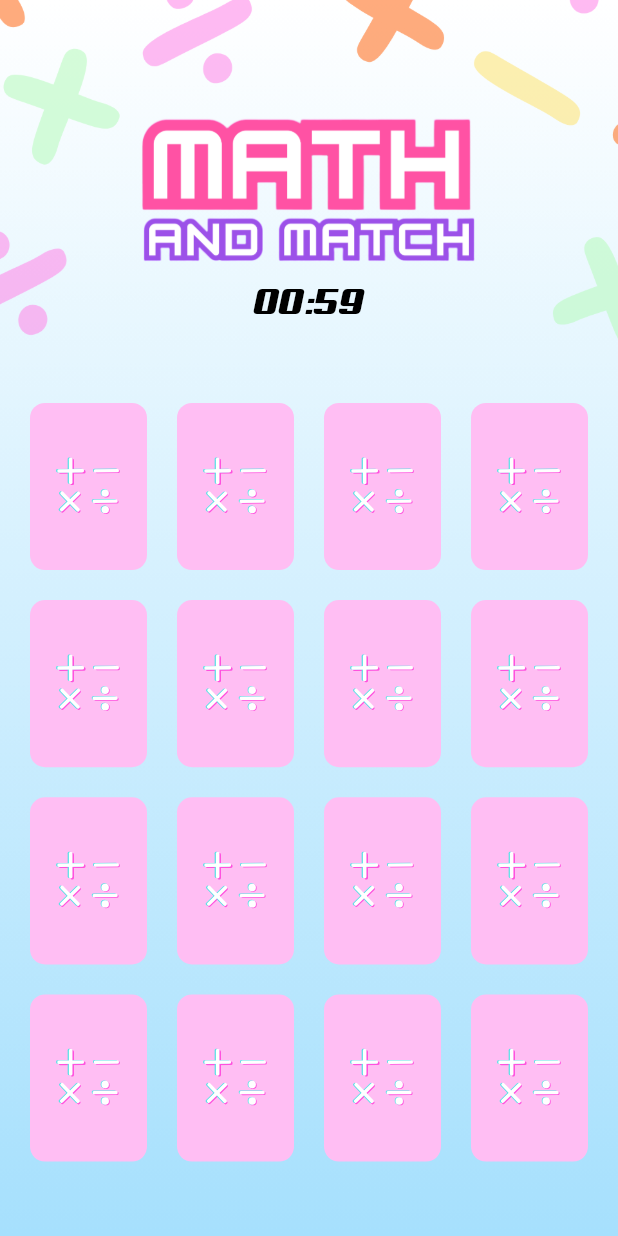
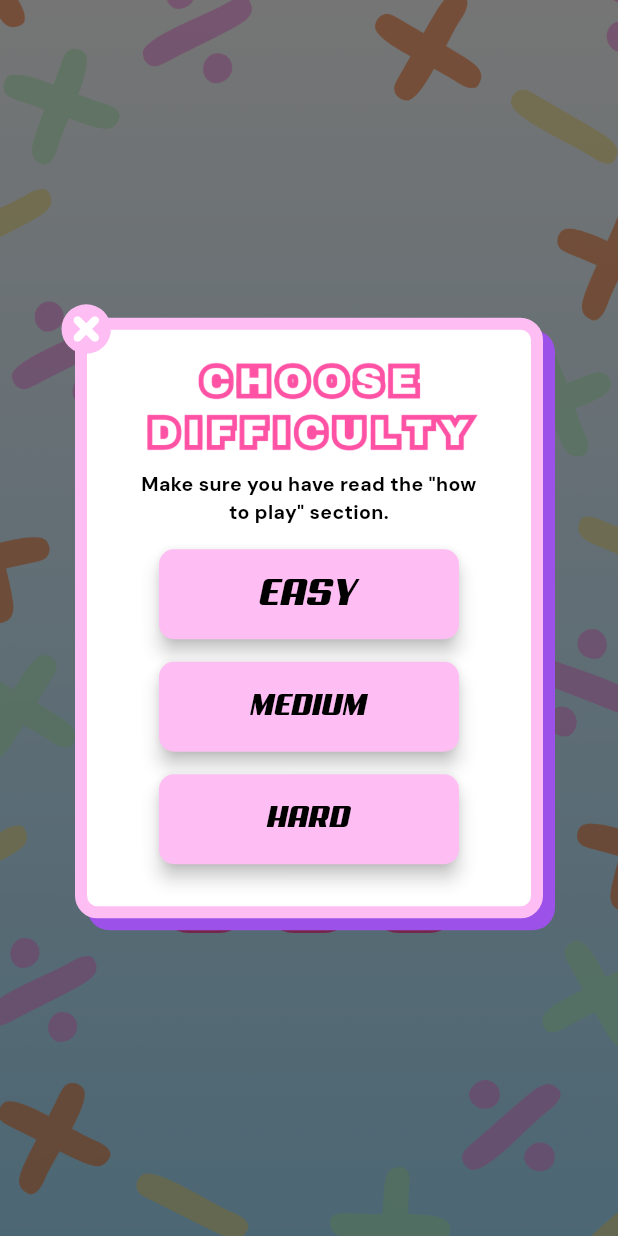
Before and after one commit to lanseudesu/Math-and-Match-, a Flutter app: the screen it shows after launch, after a tap on "PLAY", on a phone screen of 412 x 824 dp. Run offline on Flutter 3.47's test engine with Material 3 defaults, Android fonts, the light colour scheme and no system bars; our stand-ins replace flutter_svg, google_fonts, shared_preferences.

Commit message:
added difficulty options

```diff
--- a/lib/models/card.dart
+++ b/lib/models/card.dart
@@ -32,10 +32,8 @@ List<Cards> getRandomCards(int max) {
     'assets/icons/cards/14.png',
     'assets/icons/cards/15.png',
     'assets/icons/cards/16.png',
-    // Add more image paths as needed
   ];
 
-  // Ensure there are enough images for the specified max
   assert(max % 2 == 0 && max ~/ 2 <= imagePaths.length);
 
   List<Cards> cards = [];
--- a/lib/pages/card_widget.dart
+++ b/lib/pages/card_widget.dart
@@ -21,9 +21,9 @@ class CustomIcon extends StatelessWidget {
   @override
   Widget build(BuildContext context) {
     return SvgPicture.asset(
-      'assets/icons/card_icon.svg', // Path to your custom icon image
-      width: 50, // Adjust the width of the image as needed
-      height: 50, // Adjust the height of the image as needed
+      'assets/icons/card_icon.svg',
+      width: 50,
+      height: 50,
     );
   }
 }
@@ -88,8 +88,8 @@ class _CardWidgetState extends State<CardWidget>
           }
         },
         child: Container(
-          height: 100, // Adjust the height as needed
-          width: 100, // Adjust the width as needed
+          height: 100,
+          width: 100,
           child: AnimatedBuilder(
             animation: _animation,
             builder: (context, child) {
@@ -113,7 +113,7 @@ class _CardWidgetState extends State<CardWidget>
                     ? CustomIcon()
                     : Image.asset(
                         widget.card.imagePaths,
-                        width: 50, // Adjust the width of the image as needed
+                        width: 50,
                         height: 50,
                       ),
               ),
--- /dev/null
+++ b/lib/pages/difficulty.dart
@@ -0,0 +1,282 @@
+import 'package:appdev/pages/game.dart';
+import 'package:flutter/material.dart';
+import 'package:flutter_svg/svg.dart';
+import 'package:google_fonts/google_fonts.dart';
+
+class DifficultyPopup extends StatelessWidget {
+  @override
+  Widget build(BuildContext context) {
+    return Dialog(
+      backgroundColor: Colors.transparent,
+      child: Stack(children: [
+        _cardDialog(context),
+        Positioned(
+            top: 1,
+            left: 1,
+            height: 33,
+            width: 33,
+            child: OutlinedButton(
+                onPressed: () {
+                  Navigator.of(context).pop();
+                },
+                style: OutlinedButton.styleFrom(
+                    padding: const EdgeInsets.all(8),
+                    shape: const CircleBorder(),
+                    backgroundColor: const Color(0xffFFBEF3),
+                    side: const BorderSide(color: Colors.transparent)),
+                child: SvgPicture.asset('assets/icons/cross.svg',
+                    color: Colors.white)))
+      ]),
+    );
+  }
+
+  Container _cardDialog(BuildContext context) {
+    return Container(
+      padding: const EdgeInsets.symmetric(horizontal: 32, vertical: 16),
+      margin: const EdgeInsets.all(10),
+      decoration: BoxDecoration(
+        color: Colors.white,
+        borderRadius: BorderRadius.circular(15),
+        boxShadow: [
+          BoxShadow(
+            color: Color(0xff9C51E8).withOpacity(1), // Shadow color
+            spreadRadius: 0, // Spread radius
+            blurRadius: 0, // Blur radius
+            offset: Offset(8, 8), // Custom offset (horizontal, vertical)
+          ),
+        ],
+        border: Border.all(
+          color: Color(0xffFFBEF3).withOpacity(1), // Border color
+          width: 8, // Border width
+        ),
+      ),
+      child: Column(
+        mainAxisSize: MainAxisSize.min,
+        children: [
+          Image.asset('assets/icons/choose-difficulty.png', width: 300),
+          const SizedBox(height: 7),
+          Text(
+            'Make sure you have read the "how to play" section.',
+            textAlign: TextAlign.center,
+            style: GoogleFonts.dmSans(
+              fontSize: 13,
+              fontWeight: FontWeight.bold,
+              color: Colors.black,
+            ),
+          ),
+          const SizedBox(height: 15),
+          SizedBox(
+            width: 200,
+            height: 60,
+            child: ElevatedButton(
+              onPressed: () {
+                showDialog(
+                  context: context,
+                  builder: (BuildContext context) {
+                    return DifficultyInfoPopup(
+                        difficulty: 'Easy', imagePath: 'assets/icons/easy.png');
+                  },
+                );
+              },
+              style: ElevatedButton.styleFrom(
+                backgroundColor: Color(0xffFFBEF3),
+                padding: const EdgeInsets.symmetric(vertical: 8, horizontal: 5),
+                shape: RoundedRectangleBorder(
+                  borderRadius: BorderRadius.circular(10),
+                ),
+                elevation: 5,
+              ),
+              child: Text(
+                'EASY',
+                style: TextStyle(
+                  fontFamily: 'Aero',
+                  color: Colors.black,
+                  fontSize: 25,
+                  fontWeight: FontWeight.w500,
+                ),
+              ),
+            ),
+          ),
+          const SizedBox(height: 15),
+          SizedBox(
+            width: 200,
+            height: 60,
+            child: ElevatedButton(
+              onPressed: () {
+                showDialog(
+                  context: context,
+                  builder: (BuildContext context) {
+                    return DifficultyInfoPopup(
+                        difficulty: 'Medium',
+                        imagePath: 'assets/icons/medium.png');
+                  },
+                );
+              },
+              style: ElevatedButton.styleFrom(
+                backgroundColor: Color(0xffFFBEF3),
+                padding: const EdgeInsets.symmetric(vertical: 8, horizontal: 5),
+                shape: RoundedRectangleBorder(
+                  borderRadius: BorderRadius.circular(10),
+                ),
+                elevation: 5,
+              ),
+              child: Text(
+                'MEDIUM',
+                style: TextStyle(
+                  fontFamily: 'Aero',
+                  color: Colors.black,
+                  fontSize: 20,
+                  fontWeight: FontWeight.w500,
+                ),
+              ),
+            ),
+          ),
+          const SizedBox(height: 15),
+          SizedBox(
+            width: 200,
+            height: 60,
+            child: ElevatedButton(
+              onPressed: () {
+                showDialog(
+                  context: context,
+                  builder: (BuildContext context) {
+                    return DifficultyInfoPopup(
+                        difficulty: 'Hard', imagePath: 'assets/icons/hard.png');
+                  },
+                );
+              },
+              style: ElevatedButton.styleFrom(
+                backgroundColor: Color(0xffFFBEF3),
+                padding: const EdgeInsets.symmetric(vertical: 8, horizontal: 5),
+                shape: RoundedRectangleBorder(
+                  borderRadius: BorderRadius.circular(10),
+                ),
+                elevation: 5,
+              ),
+              child: Text(
+                'HARD',
+                style: TextStyle(
+                  fontFamily: 'Aero',
+                  color: Colors.black,
+                  fontSize: 20,
+                  fontWeight: FontWeight.w500,
+                ),
+              ),
+            ),
+          ),
+          const SizedBox(height: 12),
+        ],
+      ),
+    );
+  }
+}
+
+class DifficultyInfoPopup extends StatelessWidget {
+  final String difficulty;
+  final String imagePath;
+
+  const DifficultyInfoPopup({
+    required this.difficulty,
+    required this.imagePath,
+  });
+
+  @override
+  Widget build(BuildContext context) {
+    return Dialog(
+      backgroundColor: Colors.transparent,
+      child: Stack(children: [
+        _difficultyDialog(context),
+        Positioned(
+            top: 1,
+            left: 1,
+            height: 33,
+            width: 33,
+            child: OutlinedButton(
+                onPressed: () {
+                  Navigator.of(context).pop();
+                },
+                style: OutlinedButton.styleFrom(
+                    padding: const EdgeInsets.all(8),
+                    shape: const CircleBorder(),
+                    backgroundColor: Color(0xffFF52A4),
+                    side: const BorderSide(color: Colors.transparent)),
+                child: SvgPicture.asset('assets/icons/cross.svg',
+                    color: Colors.white)))
+      ]),
+    );
+  }
+
+  Container _difficultyDialog(BuildContext context) {
+    return Container(
+      padding: const EdgeInsets.symmetric(horizontal: 32, vertical: 16),
+      margin: const EdgeInsets.all(10),
+      decoration: BoxDecoration(
+        color: Color(0xffFFBEF3),
+        borderRadius: BorderRadius.circular(15),
+        boxShadow: [
+          BoxShadow(
+            color: Color(0xff9C51E8).withOpacity(1),
+            spreadRadius: 0,
+            blurRadius: 0,
+            offset: Offset(8, 8),
+          ),
+        ],
+        border: Border.all(
+          color: Color(0xffFF52A4).withOpacity(1),
+          width: 8,
+        ),
+      ),
+      child: Column(
+        mainAxisSize: MainAxisSize.min,
+        children: [
+          const SizedBox(height: 7),
+          Image.asset(imagePath, width: 150),
+          const SizedBox(height: 15),
+          Text(
+            _getDifficultyInfo(difficulty),
+            textAlign: TextAlign.center,
+            style: GoogleFonts.dmSans(
+                fontSize: 13, fontWeight: FontWeight.bold, color: Colors.black),
+          ),
+          const SizedBox(height: 15),
+          ElevatedButton(
+            onPressed: () {
+              Navigator.pushReplacement(context,
+                  MaterialPageRoute(builder: (context) => const Game()));
+            },
+            style: ElevatedButton.styleFrom(
+                backgroundColor: Color(0xffFF52A4),
+                padding:
+                    const EdgeInsets.symmetric(vertical: 8, horizontal: 32),
+                shape: RoundedRectangleBorder(
+                  borderRadius: BorderRadius.circular(10),
+                ),
+                elevation: 6),
+            child: Text(
+              'Continue',
+              style: TextStyle(
+                fontFamily: 'Aero',
+                color: Colors.black,
+                fontSize: 16,
+                fontWeight: FontWeight.bold,
+              ),
+            ),
+          ),
+        ],
+      ),
+    );
+  }
+
+  String _getDifficultyInfo(String difficulty) {
+    switch (difficulty) {
+      case 'Easy':
+        return 'Simple addition and subtraction equations.\n4x4 grid totaling 16 cards\n5 Minutes timer';
+      case 'Medium':
+        return 'Added multiplication, division, and multiple operations. \n4x5 grid totaling 20 cards\n4 minutes timer';
+      case 'Hard':
+        return 'Equations include exponentiation and square roots.\n5x6 grid totaling 30 cards\n3 minutes timer';
+      default:
+        return '';
+    }
+  }
+}
--- a/lib/pages/main_menu.dart
+++ b/lib/pages/main_menu.dart
@@ -1,5 +1,6 @@
 //import 'package:appdev/pages/easy.dart';
-import 'package:appdev/pages/game.dart';
+import 'package:appdev/pages/difficulty.dart';
+import 'package:appdev/pages/leaderboard.dart';
 import 'package:flutter/material.dart';
 import 'package:flutter_svg/svg.dart';
 
@@ -24,6 +25,19 @@ class _MenuState extends State<Menu> {
         child: _menuButtons(),
       ),
     ));
+  }
+
+  Future<void> _showDifficultyDialog(BuildContext context) async {
+    final String? difficulty = await showDialog<String>(
+      context: context,
+      builder: (BuildContext context) {
+        return DifficultyPopup();
+      },
+    );
+
+    if (difficulty != null) {
+      print('Selected Difficulty: $difficulty');
+    }
   }
 
   Column _menuButtons() {
@@ -54,12 +68,12 @@ class _MenuState extends State<Menu> {
                       color: Colors.white,
                       shadows: [
                         Shadow(
-                          offset: Offset(-2, -2), // Top left shadow
+                          offset: Offset(-2, -2),
                           color: Color(0xffFF00FF),
                           blurRadius: 0,
                         ),
                         Shadow(
-                          offset: Offset(2, 2), // Bottom right shadow
+                          offset: Offset(2, 2),
                           color: Color(0xff00FFFF),
                           blurRadius: 0,
                         ),
@@ -68,8 +82,9 @@ class _MenuState extends State<Menu> {
                   ),
                 ),
                 onPressed: () {
-                  Navigator.pushReplacement(context,
-                      MaterialPageRoute(builder: (context) => const Game()));
+                  _showDifficultyDialog(context);
+                  // Navigator.pushReplacement(context,
+                  //     MaterialPageRoute(builder: (context) => const Game()));
                 }),
           ),
           SizedBox(height: 10),
@@ -91,12 +106,12 @@ class _MenuState extends State<Menu> {
                       color: Colors.white,
                       shadows: [
                         Shadow(
-                          offset: Offset(-1.5, -1.5), // Top left shadow
+                          offset: Offset(-1.5, -1.5),
                           color: Color(0xffFF00FF),
                           blurRadius: 0,
                         ),
                         Shadow(
-                          offset: Offset(1.5, 1.5), // Bottom right shadow
+                          offset: Offset(1.5, 1.5),
                           color: Color(0xff00FFFF),
                           blurRadius: 0,
                         ),
@@ -121,7 +136,12 @@ class _MenuState extends State<Menu> {
                   ),
                   child: IconButton(
                     alignment: Alignment.center,
-                    onPressed: () {},
+                    onPressed: () {
+                      Navigator.pushReplacement(
+                          context,
+                          MaterialPageRoute(
+                              builder: (context) => const Leaderboard()));
+                    },
                     icon: SvgPicture.asset(
                       'assets/icons/leaderboard.svg',
                       height: 30,
--- a/pubspec.yaml
+++ b/pubspec.yaml
@@ -36,6 +36,8 @@ dependencies:
   # Use with the CupertinoIcons class for iOS style icons.
   cupertino_icons: ^1.0.6
   flutter_svg: ^2.0.10+1
+  shared_preferences: ^2.2.2
+  google_fonts: ^6.2.1
 
 dev_dependencies:
   flutter_test:
@@ -85,6 +87,10 @@ flutter:
       fonts:
         - asset: fonts/ArchivoBlack-Regular.ttf
           weight: 700
+    - family: Lucidity
+      fonts:
+        - asset: fonts/lucidity.ttf
+          weight: 700
     # - family: Trajan Pro
     #   fonts:
     #     - asset: fonts/TrajanPro.ttf
```
Also changed, not shown: lib/models/score.dart (added, +19 -0 lines), lib/pages/game.dart (+73 -3 lines), lib/pages/leaderboard.dart (added, +51 -0 lines), assets/icons/choose-difficulty.png (added), assets/icons/cross.svg (added), assets/icons/easy.png (added), assets/icons/hard.png (added), assets/icons/medium.png (added), fonts/lucidity.ttf (added), pubspec.lock, 1 other file.
